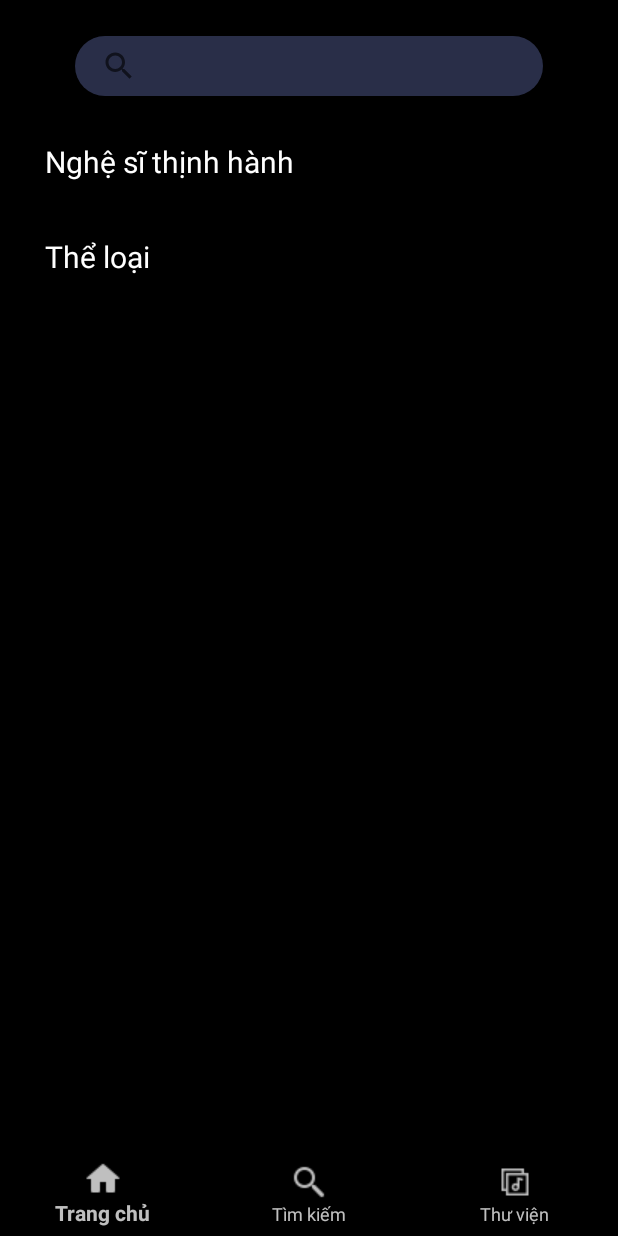
After one commit to dautiendat/BaiTapLonAndroidNC, an Android app: the layout activity_search.xml on its own in the app's theme, with its tools: preview values and no code run, on a phone screen of 412 x 824 dp. The commit adds this screen. Run offline under Robolectric (Android 15) with nearby library versions, the phone set to English and light mode, and no system bars; Roboto replaces fonts that are not available here.

Commit message:
moi thay doi

```diff
--- /dev/null
+++ b/app/src/main/res/drawable/sample_artist.xml
@@ -0,0 +1,4 @@
+<?xml version="1.0" encoding="utf-8"?>
+<selector xmlns:android="http://schemas.android.com/apk/res/android">
+
+</selector>
--- /dev/null
+++ b/app/src/main/res/drawable/sample_category.xml
@@ -0,0 +1,4 @@
+<?xml version="1.0" encoding="utf-8"?>
+<selector xmlns:android="http://schemas.android.com/apk/res/android">
+
+</selector>
--- a/app/src/main/res/layout/activity_main.xml
+++ b/app/src/main/res/layout/activity_main.xml
@@ -7,7 +7,7 @@
     android:layout_width="match_parent"
     android:layout_height="match_parent"
     android:background="@color/black"
-    tools:context=".MainActivity">
+    tools:context=".activities.MainActivity">
 
     <androidx.core.widget.NestedScrollView
         android:id="@+id/mainLayout"
--- /dev/null
+++ b/app/src/main/res/layout/activity_search.xml
@@ -0,0 +1,90 @@
+<?xml version="1.0" encoding="utf-8"?>
+<androidx.constraintlayout.widget.ConstraintLayout xmlns:android="http://schemas.android.com/apk/res/android"
+    xmlns:tools="http://schemas.android.com/tools"
+    android:layout_width="match_parent"
+    android:layout_height="match_parent"
+    android:background="@color/black"
+
+    xmlns:app="http://schemas.android.com/apk/res-auto"
+    tools:context=".activities.SearchActivity">
+
+    <SearchView
+        android:id="@+id/editTextTextPersonName2"
+        android:layout_width="312dp"
+        android:layout_height="40dp"
+        android:layout_marginStart="24dp"
+        android:layout_marginTop="24dp"
+        android:layout_marginEnd="24dp"
+        android:background="@drawable/edittext_background"
+        android:ems="10"
+
+        android:inputType="textPersonName"
+        android:padding="5dp"
+        android:textColorHint="#d0d1d4"
+        android:textSize="16sp"
+        app:layout_constraintEnd_toEndOf="parent"
+        app:layout_constraintStart_toStartOf="parent"
+        app:layout_constraintTop_toTopOf="parent" />
+
+    <TextView
+        android:id="@+id/textView"
+        android:layout_width="wrap_content"
+        android:layout_height="wrap_content"
+        android:layout_marginStart="30dp"
+        android:layout_marginTop="30dp"
+        android:text="Nghệ sĩ thịnh hành"
+        android:textColor="#ffffff"
+        android:textSize="20dp"
+        app:layout_constraintStart_toStartOf="parent"
+        app:layout_constraintTop_toBottomOf="@+id/editTextTextPersonName2" />
+
+    <androidx.recyclerview.widget.RecyclerView
+        android:id="@+id/recyclerViewTrendingArtists"
+        android:layout_width="0dp"
+        android:layout_height="wrap_content"
+        android:orientation="horizontal"
+        android:padding="8dp"
+        app:layout_constraintEnd_toEndOf="parent"
+        app:layout_constraintStart_toStartOf="parent"
+        app:layout_constraintTop_toBottomOf="@+id/textView">
+
+    </androidx.recyclerview.widget.RecyclerView>
+
+    <!-- Browse Categories -->
+
+    <androidx.recyclerview.widget.RecyclerView
+        android:id="@+id/recyclerViewCategories"
+        android:layout_width="0dp"
+        android:layout_height="0dp"
+        android:padding="16dp"
+        app:layout_constraintBottom_toTopOf="@+id/bottomBar"
+        app:layout_constraintEnd_toEndOf="parent"
+        app:layout_constraintHorizontal_bias="0.0"
+        app:layout_constraintStart_toStartOf="parent"
+        app:layout_constraintTop_toBottomOf="@+id/textView4" />
+
+    <TextView
+        android:id="@+id/textView4"
+        android:layout_width="wrap_content"
+        android:layout_height="wrap_content"
+        android:layout_marginStart="30dp"
+        android:layout_marginTop="20dp"
+        android:text="Thể loại"
+        android:textColor="#ffffff"
+        android:textSize="20dp"
+        app:layout_constraintStart_toStartOf="parent"
+        app:layout_constraintTop_toBottomOf="@+id/recyclerViewTrendingArtists" />
+    <com.google.android.material.bottomnavigation.BottomNavigationView
+        android:id="@+id/bottomBar"
+        android:layout_width="match_parent"
+        android:layout_height="wrap_content"
+        android:layout_gravity="bottom"
+        android:background="@color/black"
+        app:itemIconTint="@color/color_text"
+        app:itemTextColor="@color/color_text"
+        app:layout_constraintBottom_toBottomOf="parent"
+        app:layout_constraintEnd_toEndOf="parent"
+        app:layout_constraintStart_toStartOf="parent"
+        app:menu="@menu/bottom_nav_menu" />
+
+</androidx.constraintlayout.widget.ConstraintLayout>
--- a/app/src/main/res/layout/fragment_sign_in.xml
+++ b/app/src/main/res/layout/fragment_sign_in.xml
@@ -3,6 +3,7 @@
     xmlns:tools="http://schemas.android.com/tools"
     android:layout_width="match_parent"
     android:layout_height="match_parent"
+    android:background="@color/primary"
     xmlns:app="http://schemas.android.com/apk/res-auto"
     tools:context=".fragments.SignInFragment">
 
@@ -20,10 +21,10 @@
         android:layout_width="match_parent"
         android:layout_height="wrap_content"
         android:fontFamily="sans-serif"
+        android:textAlignment="center"
+        android:textSize="40sp"
         android:text="Đăng nhập"
-        android:textAlignment="center"
         android:textColor="#ffffff"
-        android:textSize="40sp"
         android:textStyle="normal|bold|italic"
         app:layout_constraintEnd_toEndOf="parent"
         app:layout_constraintStart_toStartOf="parent"
```
Also changed, not shown: app/src/main/AndroidManifest.xml (+10 -7 lines), app/src/main/java/com/example/appmusic/activities/SearchActivity.java (added, +70 -0 lines), app/src/main/java/com/example/appmusic/adapters/CategoryAdapter.java (added, +52 -0 lines), app/src/main/java/com/example/appmusic/adapters/TrendingArtistAdapter.java (added, +54 -0 lines), app/src/main/java/com/example/appmusic/models/Artist.java (added, +22 -0 lines), app/src/main/java/com/example/appmusic/models/Category.java (added, +22 -0 lines), app/src/main/res/drawable/circle_background.xml (added, +8 -0 lines), app/src/main/res/layout/item_category.xml (added, +27 -0 lines), app/src/main/res/layout/item_trending_artist.xml (added, +28 -0 lines), app/src/main/res/values/strings.xml (line endings or trailing spaces).
